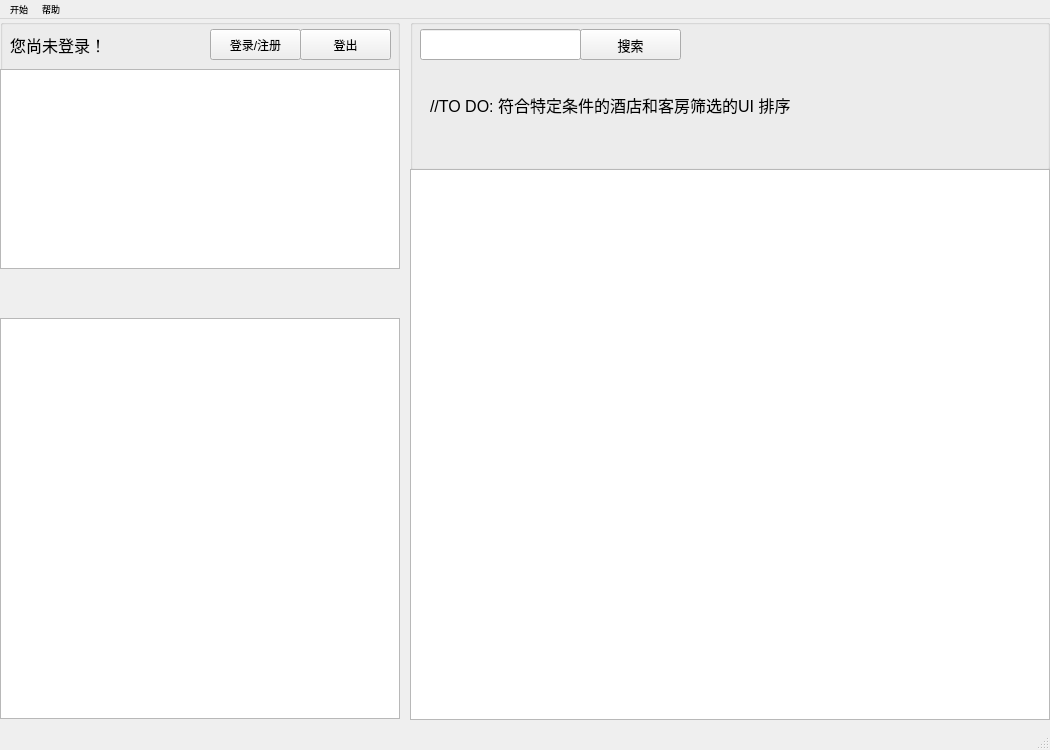
Above: mainwindow.ui from ziho719/HMS before the change. Below: the same form after it.
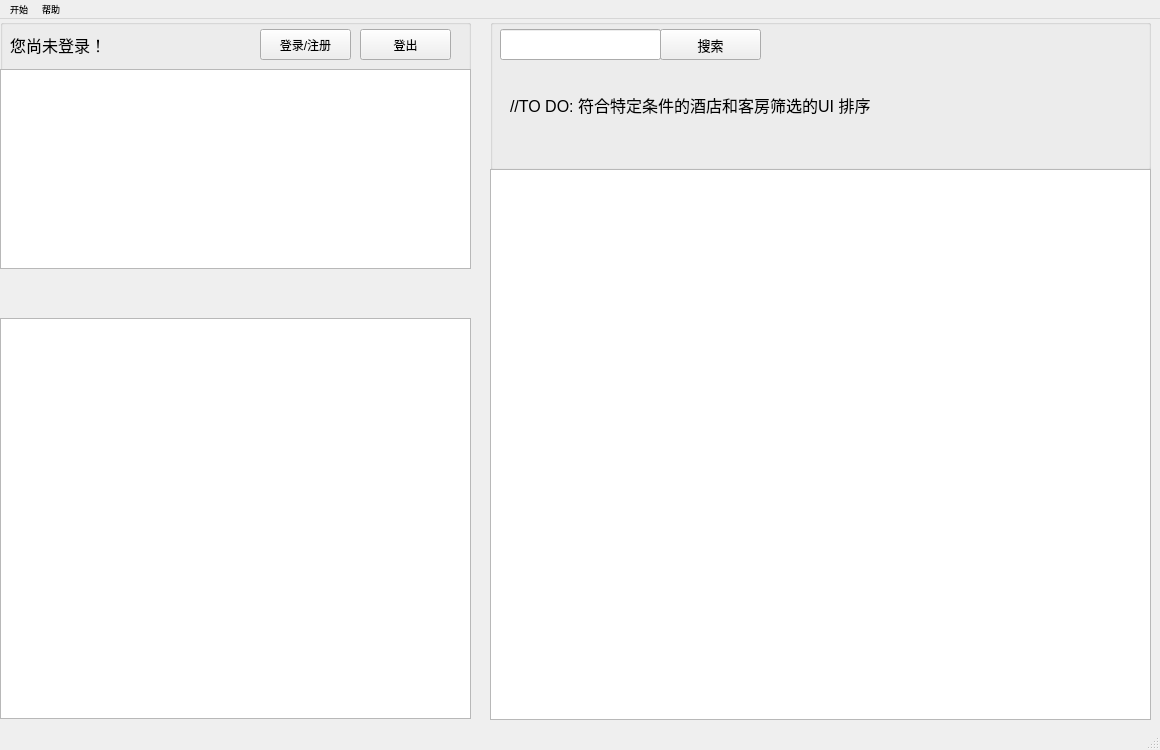
That is the form after the change.

```diff
--- a/mainwindow.ui
+++ b/mainwindow.ui
@@ -6,7 +6,7 @@
    <rect>
     <x>0</x>
     <y>0</y>
-    <width>1050</width>
+    <width>1160</width>
     <height>750</height>
    </rect>
   </property>
@@ -24,7 +24,7 @@
      <rect>
       <x>0</x>
       <y>250</y>
-      <width>400</width>
+      <width>471</width>
       <height>450</height>
      </rect>
     </property>
@@ -33,17 +33,20 @@
       <rect>
        <x>0</x>
        <y>49</y>
-       <width>400</width>
+       <width>471</width>
        <height>401</height>
       </rect>
      </property>
+     <property name="spacing">
+      <number>5</number>
+     </property>
     </widget>
     <widget class="QLabel" name="label_whatitis">
      <property name="geometry">
       <rect>
-       <x>0</x>
-       <y>20</y>
-       <width>151</width>
+       <x>10</x>
+       <y>10</y>
+       <width>451</width>
        <height>31</height>
       </rect>
      </property>
@@ -66,7 +69,7 @@
      <rect>
       <x>0</x>
       <y>0</y>
-      <width>400</width>
+      <width>471</width>
       <height>250</height>
      </rect>
     </property>
@@ -78,7 +81,7 @@
       <rect>
        <x>0</x>
        <y>50</y>
-       <width>400</width>
+       <width>471</width>
        <height>200</height>
       </rect>
      </property>
@@ -86,7 +89,7 @@
     <widget class="QPushButton" name="signInBtn">
      <property name="geometry">
       <rect>
-       <x>210</x>
+       <x>260</x>
        <y>10</y>
        <width>91</width>
        <height>31</height>
@@ -126,7 +129,7 @@
     <widget class="QPushButton" name="signoutBtn">
      <property name="geometry">
       <rect>
-       <x>300</x>
+       <x>360</x>
        <y>10</y>
        <width>91</width>
        <height>31</height>
@@ -145,9 +148,9 @@
    <widget class="QGroupBox" name="conditionBox">
     <property name="geometry">
      <rect>
-      <x>410</x>
+      <x>490</x>
       <y>0</y>
-      <width>640</width>
+      <width>661</width>
       <height>151</height>
      </rect>
     </property>
@@ -205,9 +208,9 @@
    <widget class="QListWidget" name="HotelList">
     <property name="geometry">
      <rect>
-      <x>410</x>
+      <x>490</x>
       <y>150</y>
-      <width>640</width>
+      <width>661</width>
       <height>551</height>
      </rect>
     </property>
@@ -221,7 +224,7 @@
     <rect>
      <x>0</x>
      <y>0</y>
-     <width>1050</width>
+     <width>1160</width>
      <height>26</height>
     </rect>
    </property>
```
